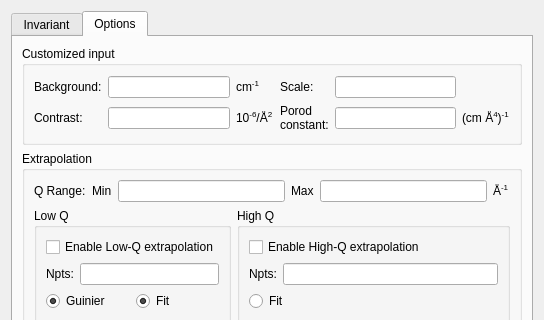
Old version of the form src/sas/qtgui/Perspectives/Invariant/UI/TabbedInvariantUI.ui in the repository SasView/sasview; both pictures show x 0 to 544 and y 0 to 320 of the 544 by 489 pixel window.
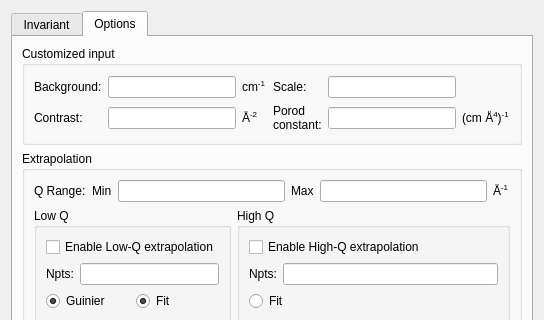
New version of the form. The open tabs and pages were chosen to show the change.

Commit message: Reverting UI changes related to 1e-6 factor

Patch:
```diff
--- a/src/sas/qtgui/Perspectives/Invariant/UI/TabbedInvariantUI.ui
+++ b/src/sas/qtgui/Perspectives/Invariant/UI/TabbedInvariantUI.ui
@@ -406,7 +406,7 @@
             <item row="1" column="2">
              <widget class="QLabel" name="lblContrastUnits">
               <property name="text">
-               <string>&lt;html&gt;&lt;head/&gt;&lt;body&gt;&lt;p&gt;10&lt;span style=&quot; vertical-align:super;&quot;&gt;-6&lt;/span&gt;/Å&lt;span style=&quot; vertical-align:super;&quot;&gt;2&lt;/span&gt;&lt;/p&gt;&lt;/body&gt;&lt;/html&gt;</string>
+               <string>&lt;html&gt;&lt;head/&gt;&lt;body&gt;&lt;p&gt;Å&lt;span style=&quot; vertical-align:super;&quot;&gt;-2&lt;/span&gt;&lt;/p&gt;&lt;/body&gt;&lt;/html&gt;</string>
               </property>
              </widget>
             </item>
```
The commit also changes 2 other files.
